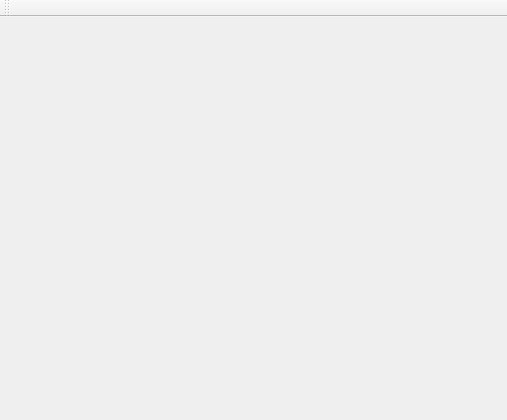
EpicDarkGalaxy/GamesYARD, file ui_design/main_window.ui: the form before one commit.
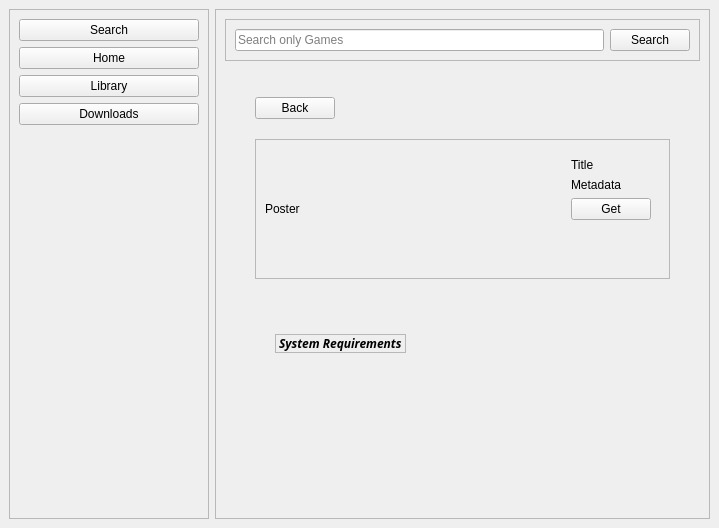
The form after the commit.

Commit message:
Update UI layout and apply new styles
- Implement sidebar and game details page layout in Qt Designer
- Update CSS to support the new dark-themed UI components
- Refactor FlowLayout expansion and MainPresenter navigation logic

Patch:
```diff
--- a/ui_design/main_window.ui
+++ b/ui_design/main_window.ui
@@ -6,26 +6,424 @@
    <rect>
     <x>0</x>
     <y>0</y>
-    <width>507</width>
-    <height>420</height>
+    <width>719</width>
+    <height>528</height>
    </rect>
   </property>
   <property name="windowTitle">
    <string>MainWindow</string>
   </property>
   <widget class="QWidget" name="centralwidget">
-   <layout class="QGridLayout" name="gridLayout_2"/>
-  </widget>
-  <widget class="QToolBar" name="toolBar">
-   <property name="windowTitle">
-    <string>toolBar</string>
-   </property>
-   <attribute name="toolBarArea">
-    <enum>TopToolBarArea</enum>
-   </attribute>
-   <attribute name="toolBarBreak">
-    <bool>false</bool>
-   </attribute>
+   <layout class="QHBoxLayout" name="horizontalLayout">
+    <item>
+     <widget class="QFrame" name="side_bar">
+      <property name="minimumSize">
+       <size>
+        <width>200</width>
+        <height>0</height>
+       </size>
+      </property>
+      <property name="maximumSize">
+       <size>
+        <width>200</width>
+        <height>16777215</height>
+       </size>
+      </property>
+      <property name="frameShape">
+       <enum>QFrame::Shape::StyledPanel</enum>
+      </property>
+      <property name="frameShadow">
+       <enum>QFrame::Shadow::Raised</enum>
+      </property>
+      <layout class="QVBoxLayout" name="verticalLayout_2">
+       <item>
+        <layout class="QVBoxLayout" name="verticalLayout">
+         <item>
+          <widget class="QPushButton" name="btn_search">
+           <property name="text">
+            <string>Search</string>
+           </property>
+          </widget>
+         </item>
+         <item>
+          <widget class="QPushButton" name="btn_home">
+           <property name="text">
+            <string>Home</string>
+           </property>
+          </widget>
+         </item>
+         <item>
+          <widget class="QPushButton" name="btn_library">
+           <property name="text">
+            <string>Library</string>
+           </property>
+          </widget>
+         </item>
+         <item>
+          <widget class="QPushButton" name="btn_downloads">
+           <property name="text">
+            <string>Downloads</string>
+           </property>
+          </widget>
+         </item>
+         <item>
+          <spacer name="verticalSpacer">
+           <property name="orientation">
+            <enum>Qt::Orientation::Vertical</enum>
+           </property>
+           <property name="sizeHint" stdset="0">
+            <size>
+             <width>20</width>
+             <height>40</height>
+            </size>
+           </property>
+          </spacer>
+         </item>
+        </layout>
+       </item>
+      </layout>
+     </widget>
+    </item>
+    <item>
+     <widget class="QFrame" name="main_entry">
+      <property name="frameShape">
+       <enum>QFrame::Shape::StyledPanel</enum>
+      </property>
+      <property name="frameShadow">
+       <enum>QFrame::Shadow::Raised</enum>
+      </property>
+      <layout class="QVBoxLayout" name="verticalLayout_3">
+       <item>
+        <widget class="QFrame" name="header">
+         <property name="frameShape">
+          <enum>QFrame::Shape::StyledPanel</enum>
+         </property>
+         <property name="frameShadow">
+          <enum>QFrame::Shadow::Raised</enum>
+         </property>
+         <layout class="QHBoxLayout" name="horizontalLayout_3">
+          <item>
+           <layout class="QHBoxLayout" name="horizontalLayout_2">
+            <item>
+             <widget class="QLineEdit" name="line_search_bar">
+              <property name="placeholderText">
+               <string>Search only Games</string>
+              </property>
+             </widget>
+            </item>
+            <item>
+             <widget class="QPushButton" name="btn_search_2">
+              <property name="text">
+               <string>Search</string>
+              </property>
+             </widget>
+            </item>
+           </layout>
+          </item>
+         </layout>
+        </widget>
+       </item>
+       <item>
+        <widget class="QStackedWidget" name="stackedWidget">
+         <property name="sizePolicy">
+          <sizepolicy hsizetype="Expanding" vsizetype="Expanding">
+           <horstretch>0</horstretch>
+           <verstretch>0</verstretch>
+          </sizepolicy>
+         </property>
+         <property name="currentIndex">
+          <number>1</number>
+         </property>
+         <widget class="QWidget" name="grid_page">
+          <property name="sizePolicy">
+           <sizepolicy hsizetype="Expanding" vsizetype="Expanding">
+            <horstretch>0</horstretch>
+            <verstretch>0</verstretch>
+           </sizepolicy>
+          </property>
+          <layout class="QVBoxLayout" name="verticalLayout_10">
+           <item>
+            <widget class="QScrollArea" name="scrollArea">
+             <property name="widgetResizable">
+              <bool>true</bool>
+             </property>
+             <widget class="QWidget" name="scrollAreaWidgetContents">
+              <property name="geometry">
+               <rect>
+                <x>0</x>
+                <y>0</y>
+                <width>455</width>
+                <height>419</height>
+               </rect>
+              </property>
+              <property name="sizePolicy">
+               <sizepolicy hsizetype="Expanding" vsizetype="Expanding">
+                <horstretch>0</horstretch>
+                <verstretch>0</verstretch>
+               </sizepolicy>
+              </property>
+              <layout class="QVBoxLayout" name="verticalLayout_7">
+               <item>
+                <widget class="QWidget" name="game_grid_container" native="true">
+                 <property name="sizePolicy">
+                  <sizepolicy hsizetype="Expanding" vsizetype="Expanding">
+                   <horstretch>0</horstretch>
+                   <verstretch>0</verstretch>
+                  </sizepolicy>
+                 </property>
+                </widget>
+               </item>
+              </layout>
+             </widget>
+            </widget>
+           </item>
+          </layout>
+         </widget>
+         <widget class="QWidget" name="details_page">
+          <property name="sizePolicy">
+           <sizepolicy hsizetype="Expanding" vsizetype="Expanding">
+            <horstretch>0</horstretch>
+            <verstretch>0</verstretch>
+           </sizepolicy>
+          </property>
+          <layout class="QVBoxLayout" name="verticalLayout_8">
+           <property name="spacing">
+            <number>20</number>
+           </property>
+           <property name="leftMargin">
+            <number>30</number>
+           </property>
+           <property name="topMargin">
+            <number>30</number>
+           </property>
+           <property name="rightMargin">
+            <number>30</number>
+           </property>
+           <property name="bottomMargin">
+            <number>30</number>
+           </property>
+           <item>
+            <layout class="QVBoxLayout" name="verticalLayout_4">
+             <item>
+              <widget class="QPushButton" name="btn_back">
+               <property name="sizePolicy">
+                <sizepolicy hsizetype="Fixed" vsizetype="Fixed">
+                 <horstretch>0</horstretch>
+                 <verstretch>0</verstretch>
+                </sizepolicy>
+               </property>
+               <property name="text">
+                <string>Back</string>
+               </property>
+              </widget>
+             </item>
+             <item>
+              <widget class="QFrame" name="hero_frame">
+               <property name="sizePolicy">
+                <sizepolicy hsizetype="Expanding" vsizetype="Fixed">
+                 <horstretch>0</horstretch>
+                 <verstretch>0</verstretch>
+                </sizepolicy>
+               </property>
+               <property name="maximumSize">
+                <size>
+                 <width>16777215</width>
+                 <height>400</height>
+                </size>
+               </property>
+               <property name="frameShape">
+                <enum>QFrame::Shape::StyledPanel</enum>
+               </property>
+               <property name="frameShadow">
+                <enum>QFrame::Shadow::Raised</enum>
+               </property>
+               <layout class="QHBoxLayout" name="horizontalLayout_5">
+                <item>
+                 <layout class="QHBoxLayout" name="horizontalLayout_4">
+                  <item>
+                   <widget class="QLabel" name="game_poster">
+                    <property name="sizePolicy">
+                     <sizepolicy hsizetype="Fixed" vsizetype="Fixed">
+                      <horstretch>0</horstretch>
+                      <verstretch>0</verstretch>
+                     </sizepolicy>
+                    </property>
+                    <property name="minimumSize">
+                     <size>
+                      <width>0</width>
+                      <height>0</height>
+                     </size>
+                    </property>
+                    <property name="maximumSize">
+                     <size>
+                      <width>300</width>
+                      <height>400</height>
+                     </size>
+                    </property>
+                    <property name="text">
+                     <string>Poster</string>
+                    </property>
+                    <property name="scaledContents">
+                     <bool>true</bool>
+                    </property>
+                   </widget>
+                  </item>
+                  <item>
+                   <spacer name="horizontalSpacer">
+                    <property name="orientation">
+                     <enum>Qt::Orientation::Horizontal</enum>
+                    </property>
+                    <property name="sizeHint" stdset="0">
+                     <size>
+                      <width>40</width>
+                      <height>20</height>
+                     </size>
+                    </property>
+                   </spacer>
+                  </item>
+                  <item>
+                   <widget class="QWidget" name="info_area" native="true">
+                    <property name="sizePolicy">
+                     <sizepolicy hsizetype="Fixed" vsizetype="Fixed">
+                      <horstretch>0</horstretch>
+                      <verstretch>0</verstretch>
+                     </sizepolicy>
+                    </property>
+                    <layout class="QVBoxLayout" name="verticalLayout_5">
+                     <item>
+                      <widget class="QLabel" name="game_title">
+                       <property name="text">
+                        <string>Title</string>
+                       </property>
+                      </widget>
+                     </item>
+                     <item>
+                      <widget class="QLabel" name="game_metadata">
+                       <property name="text">
+                        <string>Metadata</string>
+                       </property>
+                      </widget>
+                     </item>
+                     <item>
+                      <widget class="QPushButton" name="btn_get">
+                       <property name="text">
+                        <string>Get</string>
+                       </property>
+                      </widget>
+                     </item>
+                     <item>
+                      <spacer name="verticalSpacer_2">
+                       <property name="orientation">
+                        <enum>Qt::Orientation::Vertical</enum>
+                       </property>
+                       <property name="sizeHint" stdset="0">
+                        <size>
+                         <width>20</width>
+                         <height>40</height>
+                        </size>
+                       </property>
+                      </spacer>
+                     </item>
+                    </layout>
+                   </widget>
+                  </item>
+                 </layout>
+                </item>
+               </layout>
+              </widget>
+             </item>
+             <item>
+              <widget class="QScrollArea" name="description_scroll">
+               <property name="sizePolicy">
+                <sizepolicy hsizetype="Expanding" vsizetype="Expanding">
+                 <horstretch>0</horstretch>
+                 <verstretch>0</verstretch>
+                </sizepolicy>
+               </property>
+               <property name="frameShape">
+                <enum>QFrame::Shape::NoFrame</enum>
+               </property>
+               <property name="widgetResizable">
+                <bool>true</bool>
+               </property>
+               <widget class="QWidget" name="scrollAreaWidgetContents_4">
+                <property name="geometry">
+                 <rect>
+                  <x>0</x>
+                  <y>0</y>
+                  <width>413</width>
+                  <height>93</height>
+                 </rect>
+                </property>
+                <property name="sizePolicy">
+                 <sizepolicy hsizetype="Expanding" vsizetype="Expanding">
+                  <horstretch>0</horstretch>
+                  <verstretch>0</verstretch>
+                 </sizepolicy>
+                </property>
+                <layout class="QVBoxLayout" name="verticalLayout_6">
+                 <property name="leftMargin">
+                  <number>20</number>
+                 </property>
+                 <property name="rightMargin">
+                  <number>20</number>
+                 </property>
+                 <item>
+                  <widget class="QLabel" name="label">
+                   <property name="sizePolicy">
+                    <sizepolicy hsizetype="Fixed" vsizetype="Fixed">
+                     <horstretch>0</horstretch>
+                     <verstretch>0</verstretch>
+                    </sizepolicy>
+                   </property>
+                   <property name="font">
+                    <font>
+                     <family>Ubuntu Mono</family>
+                     <italic>true</italic>
+                     <bold>true</bold>
+                    </font>
+                   </property>
+                   <property name="frameShape">
+                    <enum>QFrame::Shape::StyledPanel</enum>
+                   </property>
+                   <property name="text">
+                    <string>System Requirements</string>
+                   </property>
+                  </widget>
+                 </item>
+                 <item>
+                  <layout class="QVBoxLayout" name="verticalLayout_9"/>
+                 </item>
+                </layout>
+               </widget>
+              </widget>
+             </item>
+             <item>
+              <spacer name="verticalSpacer_3">
+               <property name="orientation">
+                <enum>Qt::Orientation::Vertical</enum>
+               </property>
+               <property name="sizeType">
+                <enum>QSizePolicy::Policy::Expanding</enum>
+               </property>
+               <property name="sizeHint" stdset="0">
+                <size>
+                 <width>20</width>
+                 <height>40</height>
+                </size>
+               </property>
+              </spacer>
+             </item>
+            </layout>
+           </item>
+          </layout>
+         </widget>
+        </widget>
+       </item>
+      </layout>
+     </widget>
+    </item>
+   </layout>
   </widget>
  </widget>
  <resources/>
```
The commit also changes 6 other files.
